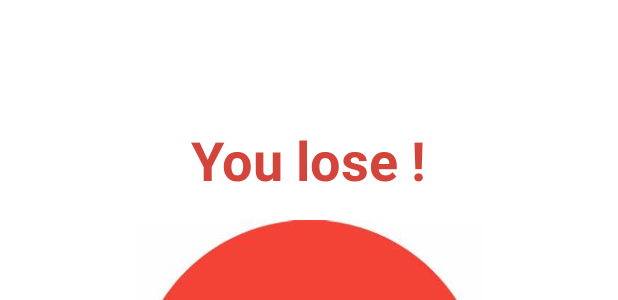
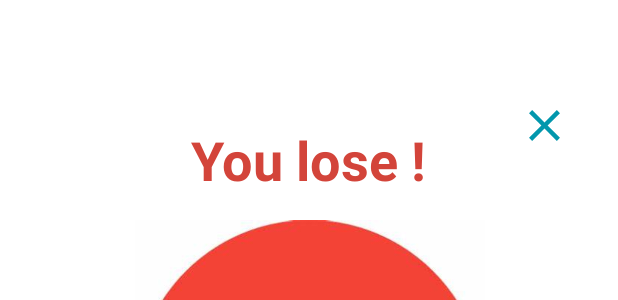
Before and after one commit to MohamedBenAhmed55/MentalGym, an Android app: the layout activity_mclose.xml on its own in the app's theme, with its tools: preview values and no code run, on a phone screen of 412 x 824 dp. Shown: the part 187-487 px from the top of the screen. Run offline under Robolectric (Android 15) with nearby library versions, the phone set to English and light mode, and no system bars; Roboto replaces fonts that are not available here.

Commit message:
lose level

```diff
--- a/app/src/main/AndroidManifest.xml
+++ b/app/src/main/AndroidManifest.xml
@@ -20,6 +20,9 @@
             android:exported="false" />
         <activity
             android:name=".MCWin"
+            android:exported="false" />
+        <activity
+            android:name=".MCLose"
             android:exported="false" />
         <activity
             android:name=".MemoryCardsLevels"
--- a/app/src/main/java/com/example/mentalgym/MCWin.java
+++ b/app/src/main/java/com/example/mentalgym/MCWin.java
@@ -8,7 +8,6 @@ import android.os.Bundle;
 import android.view.View;
 import android.view.animation.Animation;
 import android.view.animation.AnimationUtils;
-import android.widget.Button;
 import android.widget.ImageView;
 import android.widget.TextView;
 
@@ -30,7 +29,7 @@ public class MCWin extends AppCompatActivity implements  View.OnClickListener{
         imageViewTrophy = findViewById(R.id.imageViewTrophy);
         imageViewTrophy.startAnimation(smalltobig);
         txtBack = findViewById(R.id.txtBack);
-        txtWin = findViewById(R.id.txtWin);
+        txtWin = findViewById(R.id.txtLose);
         btnNext = findViewById(R.id.btnNext);
 
         btnNext.setOnClickListener(this);
--- a/app/src/main/java/com/example/mentalgym/MemoryCardsLevelE.java
+++ b/app/src/main/java/com/example/mentalgym/MemoryCardsLevelE.java
@@ -56,7 +56,9 @@ public class MemoryCardsLevelE extends AppCompatActivity {
 
             @Override
             public void onFinish() {
-                //openLoseDiaog();
+                    finish();
+                    Intent i = new Intent(MemoryCardsLevelE.this,MCLose.class);
+                    startActivity(i);
             }
         }.start();
 
--- a/app/src/main/res/layout/activity_mclose.xml
+++ b/app/src/main/res/layout/activity_mclose.xml
@@ -14,11 +14,12 @@
         android:layout_width="35dp"
         android:layout_height="35dp"
         app:layout_constraintEnd_toEndOf="parent"
-        app:layout_constraintTop_toTopOf="parent" />
-    <!--        app:srcCompat="@drawable/ic_baseline_close" -->
+        app:layout_constraintTop_toTopOf="parent"
+        android:src="@drawable/ic_baseline_close"/>
+
 
     <TextView
-        android:id="@+id/txtWin"
+        android:id="@+id/txtLose"
         android:layout_width="wrap_content"
         android:layout_height="wrap_content"
         android:layout_marginTop="16dp"
@@ -31,17 +32,17 @@
         app:layout_constraintTop_toTopOf="parent" />
 
     <ImageView
-        android:id="@+id/imageViewTrophy"
+        android:id="@+id/imageViewLose"
         android:layout_width="355dp"
         android:layout_height="233dp"
         android:layout_marginTop="16dp"
         app:layout_constraintEnd_toEndOf="parent"
         app:layout_constraintStart_toStartOf="parent"
-        app:layout_constraintTop_toBottomOf="@+id/txtWin"
+        app:layout_constraintTop_toBottomOf="@+id/txtLose"
         app:srcCompat="@drawable/lose3" />
 
     <Button
-        android:id="@+id/btn_next"
+        android:id="@+id/btnReplay"
         android:layout_width="200dp"
         android:layout_height="wrap_content"
         android:layout_marginTop="16dp"
@@ -49,10 +50,10 @@
         android:text="replay"
         app:layout_constraintEnd_toEndOf="parent"
         app:layout_constraintStart_toStartOf="parent"
-        app:layout_constraintTop_toBottomOf="@+id/imageViewTrophy" />
+        app:layout_constraintTop_toBottomOf="@+id/imageViewLose" />
 
     <TextView
-        android:id="@+id/textView"
+        android:id="@+id/txtBack"
         android:layout_width="wrap_content"
         android:layout_height="wrap_content"
         android:layout_marginTop="16dp"
@@ -62,7 +63,7 @@
         app:layout_constraintBottom_toBottomOf="parent"
         app:layout_constraintEnd_toEndOf="parent"
         app:layout_constraintStart_toStartOf="parent"
-        app:layout_constraintTop_toBottomOf="@+id/btn_next" />
+        app:layout_constraintTop_toBottomOf="@+id/btnReplay" />
 
 
 
```
Also changed, not shown: app/src/main/java/com/example/mentalgym/MCLose.java (+29 -1 lines), app/src/main/res/layout/activity_mcwin.xml (+5 -4 lines).
